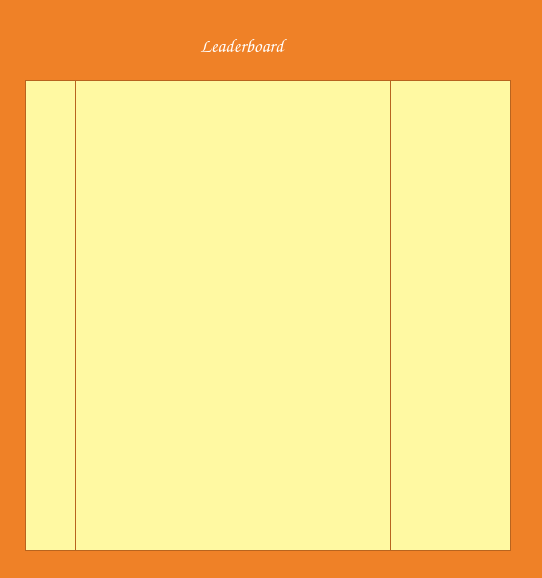
Qt form NtrestandChill/leaderboard.ui (umustdye/NInterestandChill) before a commit.
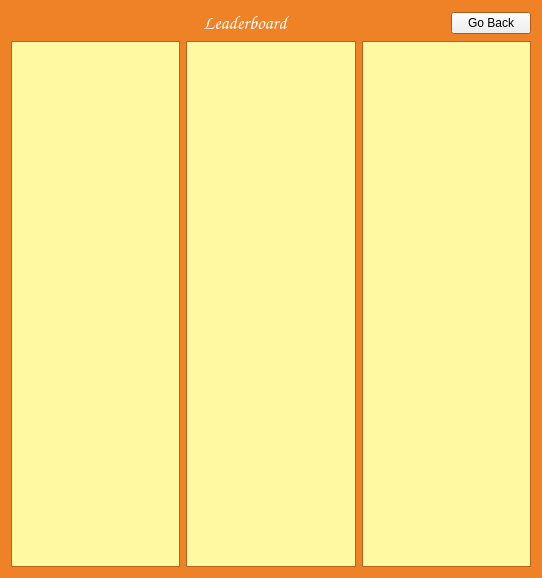
The same form after that commit.

```diff
--- a/NtrestandChill/leaderboard.ui
+++ b/NtrestandChill/leaderboard.ui
@@ -104,15 +104,27 @@
   <property name="windowTitle">
    <string>Form</string>
   </property>
+  <layout class="QVBoxLayout" name="verticalLayout">
+   <item>
+    <layout class="QHBoxLayout" name="horizontalLayout_3">
+     <item>
+      <spacer name="horizontalSpacer">
+       <property name="orientation">
+        <enum>Qt::Horizontal</enum>
+       </property>
+       <property name="sizeType">
+        <enum>QSizePolicy::Expanding</enum>
+       </property>
+       <property name="sizeHint" stdset="0">
+        <size>
+         <width>190</width>
+         <height>20</height>
+        </size>
+       </property>
+      </spacer>
+     </item>
+     <item>
   <widget class="QLabel" name="LBlabel">
-   <property name="geometry">
-    <rect>
-     <x>200</x>
-     <y>20</y>
-     <width>141</width>
-     <height>51</height>
-    </rect>
-   </property>
    <property name="palette">
     <palette>
      <active>
@@ -162,16 +174,37 @@
    <property name="text">
     <string>Leaderboard</string>
    </property>
-  </widget>
+       <property name="alignment">
+        <set>Qt::AlignCenter</set>
+       </property>
+      </widget>
+     </item>
+     <item>
+      <spacer name="horizontalSpacer_2">
+       <property name="orientation">
+        <enum>Qt::Horizontal</enum>
+       </property>
+       <property name="sizeHint" stdset="0">
+        <size>
+         <width>30</width>
+         <height>20</height>
+        </size>
+       </property>
+      </spacer>
+     </item>
+     <item>
+      <widget class="QPushButton" name="returnToMain">
+       <property name="text">
+        <string>Go Back</string>
+       </property>
+      </widget>
+     </item>
+    </layout>
+   </item>
+   <item>
+    <layout class="QHBoxLayout" name="horizontalLayout_2">
+     <item>
   <widget class="QListWidget" name="SpotlistWidget">
-   <property name="geometry">
-    <rect>
-     <x>25</x>
-     <y>80</y>
-     <width>61</width>
-     <height>471</height>
-    </rect>
-   </property>
    <property name="palette">
     <palette>
      <active>
@@ -271,15 +304,9 @@
     </font>
    </property>
   </widget>
+     </item>
+     <item>
   <widget class="QListWidget" name="NamelistWidget">
-   <property name="geometry">
-    <rect>
-     <x>75</x>
-     <y>80</y>
-     <width>321</width>
-     <height>471</height>
-    </rect>
-   </property>
    <property name="palette">
     <palette>
      <active>
@@ -382,15 +409,9 @@
     <number>15</number>
    </property>
   </widget>
+     </item>
+     <item>
   <widget class="QListWidget" name="PointslistWidget">
-   <property name="geometry">
-    <rect>
-     <x>390</x>
-     <y>80</y>
-     <width>121</width>
-     <height>471</height>
-    </rect>
-   </property>
    <property name="palette">
     <palette>
      <active>
@@ -490,6 +511,10 @@
     </font>
    </property>
   </widget>
+     </item>
+    </layout>
+   </item>
+  </layout>
  </widget>
  <resources/>
  <connections/>
```
Lines whose indentation alone changed are shown as unchanged.
